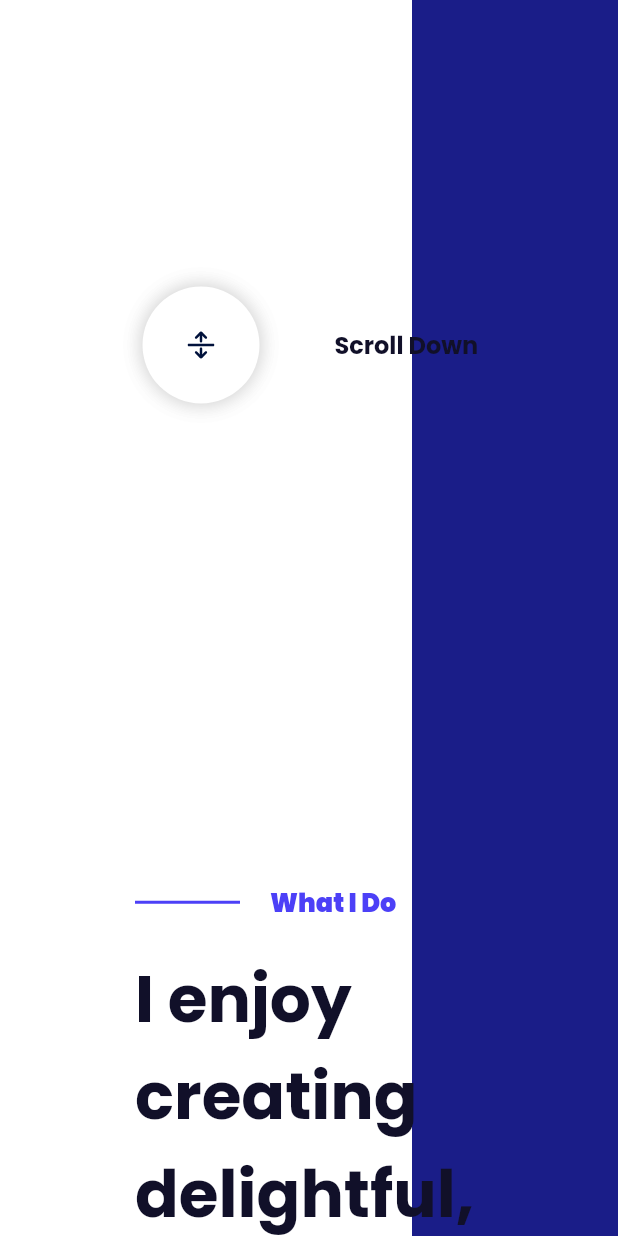
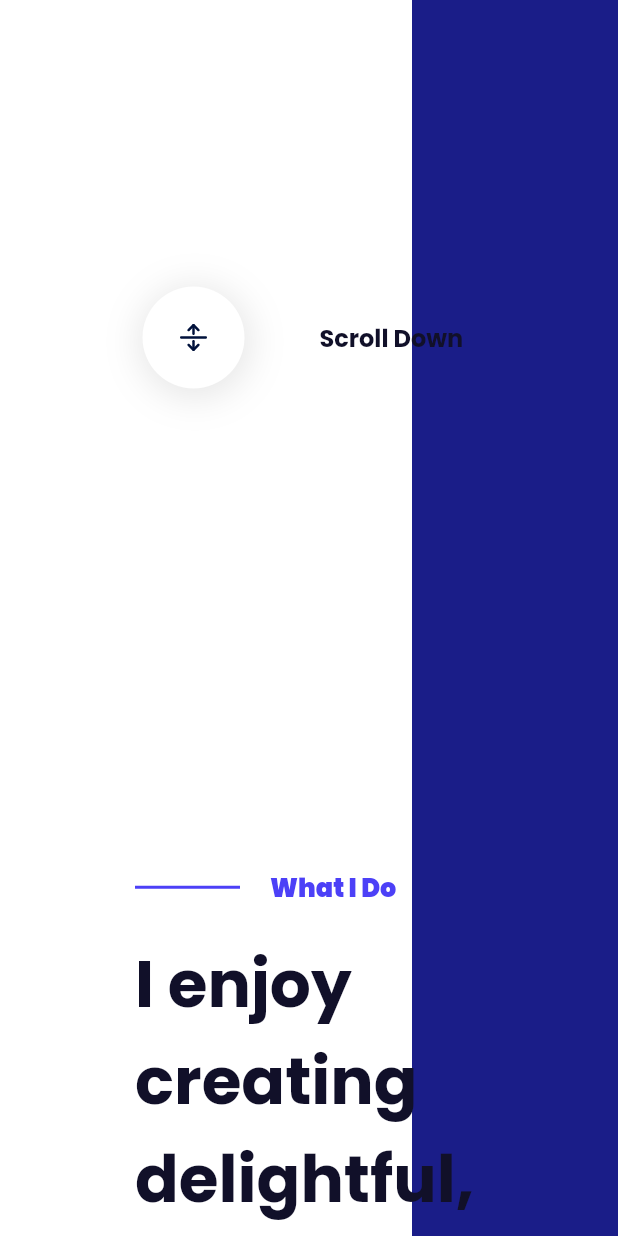
Before and after one commit to this-kin/folio, a Flutter app: the LargeScreen screen opened directly, scrolled down 1152 dp, on a phone screen of 412 x 824 dp. Run offline on Flutter 3.47's test engine with Material 2 defaults, Android fonts, the phone set to English and light mode, and no system bars; our stand-ins replace flutter_svg, get, google_fonts.

Commit message:
custom btn

```diff
--- a/lib/modules/large_screen.dart
+++ b/lib/modules/large_screen.dart
@@ -1,6 +1,7 @@
 import 'package:get/get.dart';
 import 'package:portfolio/constants/controller.dart';
 import 'package:portfolio/core/exports.dart';
+import 'package:portfolio/widgets/large_widgets/fifth_widget.dart';
 import 'package:portfolio/widgets/large_widgets/first_widget.dart';
 import 'package:portfolio/widgets/large_widgets/fourth_widget.dart';
 import 'package:portfolio/widgets/large_widgets/large_background.dart';
@@ -34,8 +35,8 @@ class _LargeScreenState extends State<LargeScreen> {
             children: [
               const BackgroundPattern(),
               ScrollConfiguration(
-                  behavior: ScrollConfiguration.of(context)
-                      .copyWith(scrollbars: false),
+                behavior:
+                    ScrollConfiguration.of(context).copyWith(scrollbars: false),
                 child: SingleChildScrollView(
                   child: Column(
                     crossAxisAlignment: CrossAxisAlignment.start,
@@ -44,13 +45,14 @@ class _LargeScreenState extends State<LargeScreen> {
                       SecondWidget(),
                       ThirdWidget(),
                       FourthWidget(),
-                        SizedBox(height: 100),
+                      FifthWidget(),
                     ],
                   ),
                 ),
               )
             ],
-            )),
+          ),
+        ),
       ),
     );
   }
--- a/lib/widgets/custom_button.dart
+++ b/lib/widgets/custom_button.dart
@@ -84,29 +84,27 @@ class ScrollButton extends StatelessWidget {
         shape: BoxShape.circle,
         boxShadow: [
           BoxShadow(
-            color: Color.fromRGBO(0, 0, 0, 0.1),
-            blurRadius: 10,
-            spreadRadius: 1,
+            color: transparency,
+            blurRadius: 20,
+            offset: Offset(0, 0),
           ),
           BoxShadow(
             color: Color.fromRGBO(0, 0, 0, 0.1),
-            blurRadius: 10,
-            spreadRadius: 1,
+            blurRadius: 20,
+            spreadRadius: 3,
+            offset: Offset(1, 3),
           ),
         ],
       ),
-      child: Material(
-        type: MaterialType.transparency,
       child: InkWell(
         onTap: onPressed,
         borderRadius: BorderRadius.circular(50),
         child: Padding(
-            padding: const EdgeInsets.all(30),
+          padding: const EdgeInsets.all(25),
           child: SvgPicture.asset(
             ConstanceData.scroll,
             height: 18,
             width: 18,
-            ),
           ),
         ),
       ),
```
Also changed, not shown: lib/widgets/large_widgets/fifth_widget.dart (added, +42 -0 lines). Lines whose indentation alone changed are shown as unchanged.
